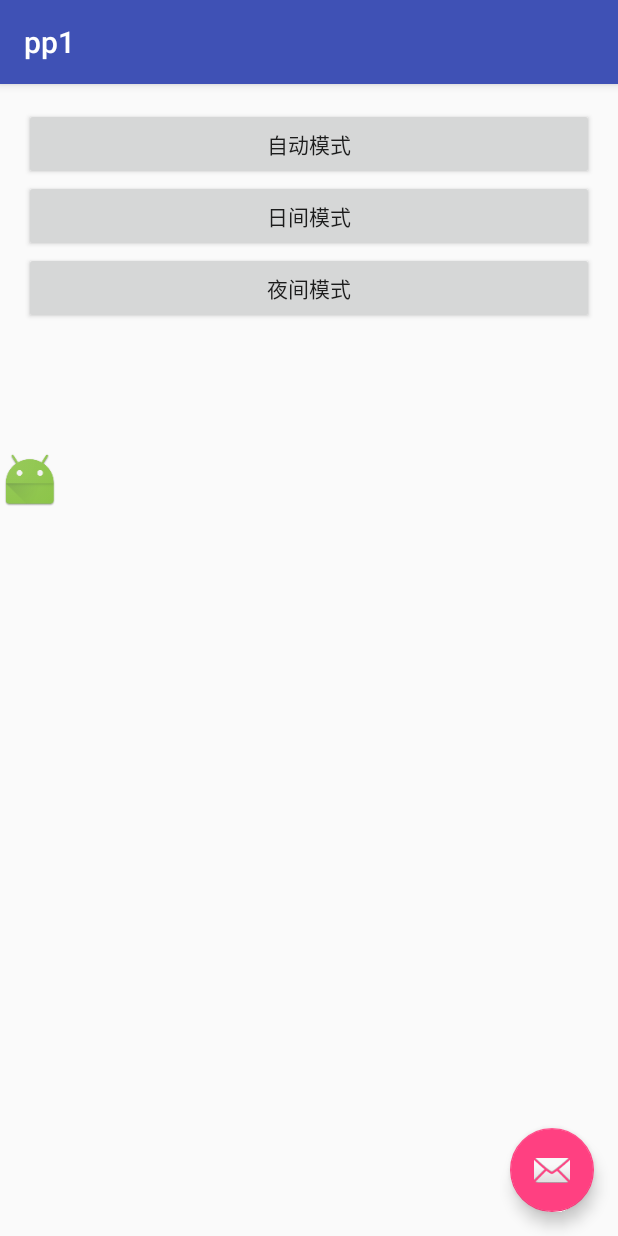
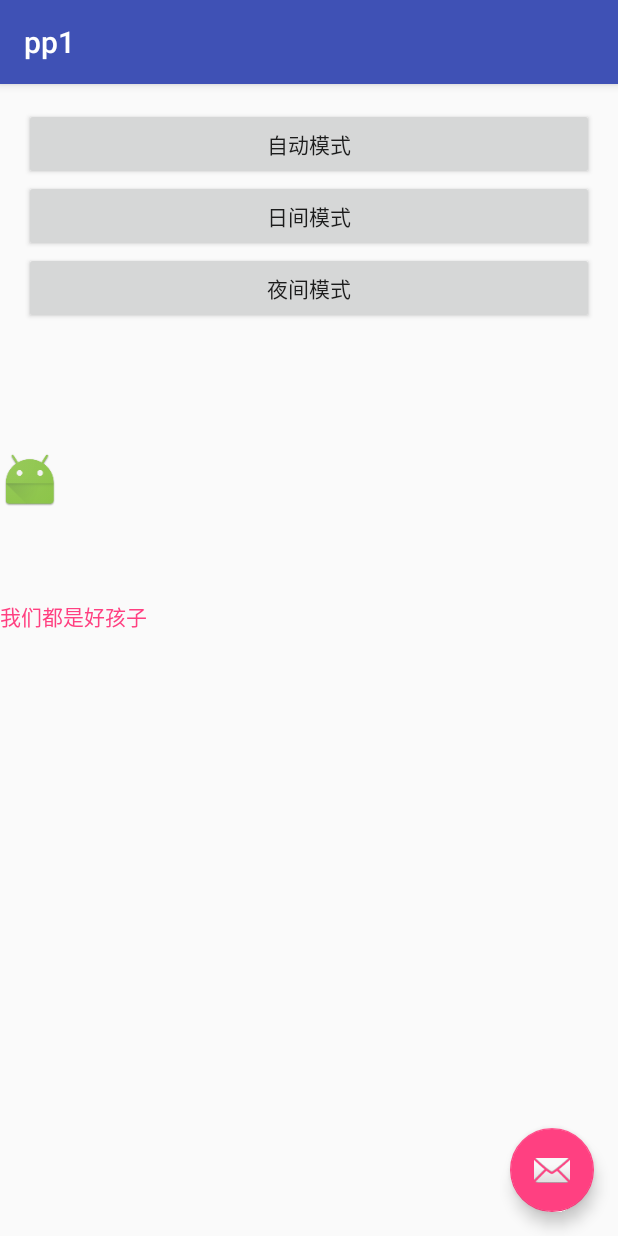
Before and after one commit to weileng11/DayNightSample, an Android app: the screen it shows after launch (MainActivity), on a phone screen of 412 x 824 dp. Run offline under Robolectric (Android 15) with nearby library versions, the phone set to English and light mode, and no system bars.

Commit message:
不同包名打包

```diff
--- a/app/build.gradle
+++ b/app/build.gradle
@@ -81,7 +81,7 @@ android {
                             chineseName = "APK2"
                             break
                     }
-                    outputFileName = "${chineseName}_${productFlavors.versionName}_${productFlavors.applicationId}_${releaseTime()}.apk"
+                    outputFileName = "${chineseName}_${variant.flavorName}_${productFlavors.versionName}_${productFlavors.applicationId}_${releaseTime()}.apk"
 //                    output.outputFile = new File(outputFile.parent, fileName)
                 }
             } else if (variant.buildType.name.equals('debug')) {
--- a/app/src/main/java/com/yanzhenjie/daynight/MainActivity.java
+++ b/app/src/main/java/com/yanzhenjie/daynight/MainActivity.java
@@ -6,6 +6,7 @@ import android.support.v7.app.AppCompatDelegate;
 import android.support.v7.widget.Toolbar;
 import android.view.View;
 import android.widget.ImageView;
+import android.widget.TextView;
 
 public class MainActivity extends AppCompatActivity implements View.OnClickListener {
 
@@ -13,6 +14,7 @@ public class MainActivity extends AppCompatActivity implements View.OnClickListe
         AppCompatDelegate.setDefaultNightMode(AppCompatDelegate.MODE_NIGHT_AUTO);
     }
     ImageView mImageView;
+    TextView mTvContent;
 
     @Override
     protected void onCreate(Bundle savedInstanceState) {
@@ -27,10 +29,14 @@ public class MainActivity extends AppCompatActivity implements View.OnClickListe
         findViewById(R.id.fab).setOnClickListener(this);
 
         mImageView= (ImageView) findViewById(R.id.iv_test);
+        mTvContent= (TextView) findViewById(R.id.tv_content);
+
         if(BuildConfig.FLAVOR.equals("project1")){
             mImageView.setImageResource(R.drawable.ic_main_devce_gateway);
+            mTvContent.setText("xxxxxxxcccc");
         }else if(BuildConfig.FLAVOR.equals("project2")){
             mImageView.setImageResource(R.drawable.ic_main_device_add);
+            mTvContent.setText("cccccccccccc");
         }
 
     }
--- a/app/src/main/res/layout/activity_main.xml
+++ b/app/src/main/res/layout/activity_main.xml
@@ -39,4 +39,13 @@
         android:layout_marginTop="300dp"
         />
 
+    <TextView
+        android:id="@+id/tv_content"
+        android:layout_width="wrap_content"
+        android:layout_height="wrap_content"
+        android:text="我们都是好孩子"
+        android:layout_marginTop="400dp"
+        android:textColor="@color/colorAccent"
+        />
+
 </android.support.design.widget.CoordinatorLayout>
```
Also changed, not shown: 6 other files.
